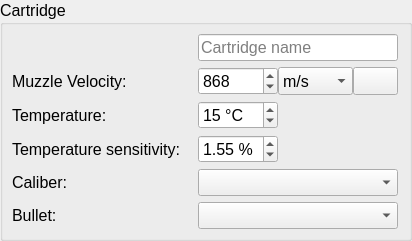
First picture: the form in ui_templates/catalog_cartridge.ui, repository o-murphy/archer_ballistics_constructor, before the edit.
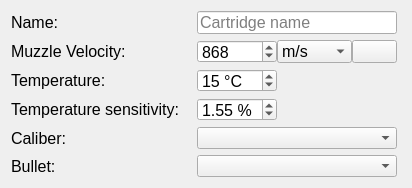
Second picture: the form after the edit. Icons and pictures are not drawn.

Commit message: bullet list update

What changed in the file:
```diff
--- a/ui_templates/catalog_cartridge.ui
+++ b/ui_templates/catalog_cartridge.ui
@@ -10,9 +10,15 @@
     <height>188</height>
    </rect>
   </property>
+  <property name="minimumSize">
+   <size>
+    <width>412</width>
+    <height>188</height>
+   </size>
+  </property>
   <property name="maximumSize">
    <size>
-    <width>16777215</width>
+    <width>412</width>
     <height>188</height>
    </size>
   </property>
@@ -20,49 +26,8 @@
    <string>Form</string>
   </property>
   <layout class="QGridLayout" name="gridLayout">
-   <property name="leftMargin">
-    <number>0</number>
-   </property>
-   <property name="topMargin">
-    <number>0</number>
-   </property>
-   <property name="rightMargin">
-    <number>0</number>
-   </property>
-   <property name="bottomMargin">
-    <number>0</number>
-   </property>
-   <property name="spacing">
-    <number>0</number>
-   </property>
    <item row="0" column="0">
-    <widget class="QGroupBox" name="cartridgeGroupBox">
-     <property name="sizePolicy">
-      <sizepolicy hsizetype="Expanding" vsizetype="Preferred">
-       <horstretch>0</horstretch>
-       <verstretch>0</verstretch>
-      </sizepolicy>
-     </property>
-     <property name="font">
-      <font>
-       <pointsize>12</pointsize>
-      </font>
-     </property>
-     <property name="styleSheet">
-      <string notr="true"/>
-     </property>
-     <property name="title">
-      <string>Cartridge</string>
-     </property>
-     <property name="flat">
-      <bool>false</bool>
-     </property>
-     <property name="checkable">
-      <bool>false</bool>
-     </property>
-     <layout class="QGridLayout" name="gridLayout_2">
-      <item row="2" column="0">
-       <widget class="QLabel" name="label_71">
+    <widget class="QLabel" name="label_75">
         <property name="sizePolicy">
          <sizepolicy hsizetype="Fixed" vsizetype="Expanding">
           <horstretch>0</horstretch>
@@ -87,149 +52,10 @@
          </font>
         </property>
         <property name="text">
-         <string>Temperature:</string>
+      <string>Name:</string>
         </property>
        </widget>
       </item>
-      <item row="3" column="0">
-       <widget class="QLabel" name="label_72">
-        <property name="sizePolicy">
-         <sizepolicy hsizetype="Preferred" vsizetype="Expanding">
-          <horstretch>0</horstretch>
-          <verstretch>0</verstretch>
-         </sizepolicy>
-        </property>
-        <property name="minimumSize">
-         <size>
-          <width>180</width>
-          <height>0</height>
-         </size>
-        </property>
-        <property name="font">
-         <font>
-          <pointsize>12</pointsize>
-         </font>
-        </property>
-        <property name="text">
-         <string>Temperature sensitivity:</string>
-        </property>
-       </widget>
-      </item>
-      <item row="2" column="1">
-       <widget class="QSpinBox" name="temp">
-        <property name="sizePolicy">
-         <sizepolicy hsizetype="Minimum" vsizetype="Expanding">
-          <horstretch>0</horstretch>
-          <verstretch>0</verstretch>
-         </sizepolicy>
-        </property>
-        <property name="minimumSize">
-         <size>
-          <width>80</width>
-          <height>0</height>
-         </size>
-        </property>
-        <property name="maximumSize">
-         <size>
-          <width>80</width>
-          <height>16777215</height>
-         </size>
-        </property>
-        <property name="font">
-         <font>
-          <pointsize>12</pointsize>
-         </font>
-        </property>
-        <property name="styleSheet">
-         <string notr="true"/>
-        </property>
-        <property name="suffix">
-         <string> °C</string>
-        </property>
-        <property name="value">
-         <number>15</number>
-        </property>
-       </widget>
-      </item>
-      <item row="3" column="1">
-       <widget class="QDoubleSpinBox" name="ts">
-        <property name="sizePolicy">
-         <sizepolicy hsizetype="Minimum" vsizetype="Expanding">
-          <horstretch>0</horstretch>
-          <verstretch>0</verstretch>
-         </sizepolicy>
-        </property>
-        <property name="minimumSize">
-         <size>
-          <width>80</width>
-          <height>0</height>
-         </size>
-        </property>
-        <property name="maximumSize">
-         <size>
-          <width>80</width>
-          <height>16777215</height>
-         </size>
-        </property>
-        <property name="font">
-         <font>
-          <pointsize>12</pointsize>
-         </font>
-        </property>
-        <property name="suffix">
-         <string> %</string>
-        </property>
-        <property name="decimals">
-         <number>2</number>
-        </property>
-        <property name="maximum">
-         <double>100.000000000000000</double>
-        </property>
-        <property name="singleStep">
-         <double>0.010000000000000</double>
-        </property>
-        <property name="value">
-         <double>1.550000000000000</double>
-        </property>
-       </widget>
-      </item>
-      <item row="6" column="0">
-       <widget class="QLabel" name="label_73">
-        <property name="sizePolicy">
-         <sizepolicy hsizetype="Preferred" vsizetype="Expanding">
-          <horstretch>0</horstretch>
-          <verstretch>0</verstretch>
-         </sizepolicy>
-        </property>
-        <property name="minimumSize">
-         <size>
-          <width>180</width>
-          <height>0</height>
-         </size>
-        </property>
-        <property name="font">
-         <font>
-          <pointsize>12</pointsize>
-         </font>
-        </property>
-        <property name="text">
-         <string>Bullet:</string>
-        </property>
-       </widget>
-      </item>
-      <item row="0" column="2">
-       <spacer name="horizontalSpacer_2">
-        <property name="orientation">
-         <enum>Qt::Horizontal</enum>
-        </property>
-        <property name="sizeHint" stdset="0">
-         <size>
-          <width>20</width>
-          <height>20</height>
-         </size>
-        </property>
-       </spacer>
-      </item>
       <item row="0" column="1">
        <widget class="QLineEdit" name="cartridgeName">
         <property name="sizePolicy">
@@ -287,6 +113,19 @@
         </property>
        </widget>
       </item>
+   <item row="0" column="2">
+    <spacer name="horizontalSpacer_2">
+     <property name="orientation">
+      <enum>Qt::Horizontal</enum>
+     </property>
+     <property name="sizeHint" stdset="0">
+      <size>
+       <width>20</width>
+       <height>20</height>
+      </size>
+     </property>
+    </spacer>
+   </item>
       <item row="1" column="0">
        <widget class="QLabel" name="label_70">
         <property name="sizePolicy">
@@ -450,23 +289,135 @@
         </layout>
        </widget>
       </item>
-      <item row="6" column="1">
-       <widget class="QComboBox" name="bullet">
+   <item row="2" column="0">
+    <widget class="QLabel" name="label_71">
         <property name="sizePolicy">
-         <sizepolicy hsizetype="Preferred" vsizetype="Expanding">
+      <sizepolicy hsizetype="Fixed" vsizetype="Expanding">
           <horstretch>0</horstretch>
           <verstretch>0</verstretch>
          </sizepolicy>
         </property>
-       </widget>
-      </item>
-      <item row="4" column="1">
-       <widget class="QComboBox" name="caliber">
+     <property name="minimumSize">
+      <size>
+       <width>180</width>
+       <height>0</height>
+      </size>
+     </property>
+     <property name="maximumSize">
+      <size>
+       <width>16777215</width>
+       <height>16777215</height>
+      </size>
+     </property>
+     <property name="font">
+      <font>
+       <pointsize>12</pointsize>
+      </font>
+     </property>
+     <property name="text">
+      <string>Temperature:</string>
+     </property>
+    </widget>
+   </item>
+   <item row="2" column="1">
+    <widget class="QSpinBox" name="temp">
         <property name="sizePolicy">
+      <sizepolicy hsizetype="Minimum" vsizetype="Expanding">
+       <horstretch>0</horstretch>
+       <verstretch>0</verstretch>
+      </sizepolicy>
+     </property>
+     <property name="minimumSize">
+      <size>
+       <width>80</width>
+       <height>0</height>
+      </size>
+     </property>
+     <property name="maximumSize">
+      <size>
+       <width>80</width>
+       <height>16777215</height>
+      </size>
+     </property>
+     <property name="font">
+      <font>
+       <pointsize>12</pointsize>
+      </font>
+     </property>
+     <property name="styleSheet">
+      <string notr="true"/>
+     </property>
+     <property name="suffix">
+      <string> °C</string>
+     </property>
+     <property name="value">
+      <number>15</number>
+     </property>
+    </widget>
+   </item>
+   <item row="3" column="0">
+    <widget class="QLabel" name="label_72">
+     <property name="sizePolicy">
          <sizepolicy hsizetype="Preferred" vsizetype="Expanding">
           <horstretch>0</horstretch>
           <verstretch>0</verstretch>
          </sizepolicy>
+     </property>
+     <property name="minimumSize">
+      <size>
+       <width>180</width>
+       <height>0</height>
+      </size>
+     </property>
+     <property name="font">
+      <font>
+       <pointsize>12</pointsize>
+      </font>
+     </property>
+     <property name="text">
+      <string>Temperature sensitivity:</string>
+     </property>
+    </widget>
+   </item>
+   <item row="3" column="1">
+    <widget class="QDoubleSpinBox" name="ts">
+     <property name="sizePolicy">
+      <sizepolicy hsizetype="Minimum" vsizetype="Expanding">
+       <horstretch>0</horstretch>
+       <verstretch>0</verstretch>
+      </sizepolicy>
+     </property>
+     <property name="minimumSize">
+      <size>
+       <width>80</width>
+       <height>0</height>
+      </size>
+     </property>
+     <property name="maximumSize">
+      <size>
+       <width>80</width>
+       <height>16777215</height>
+      </size>
+     </property>
+     <property name="font">
+      <font>
+       <pointsize>12</pointsize>
+      </font>
+     </property>
+     <property name="suffix">
+      <string> %</string>
+     </property>
+     <property name="decimals">
+      <number>2</number>
+     </property>
+     <property name="maximum">
+      <double>100.000000000000000</double>
+     </property>
+     <property name="singleStep">
+      <double>0.010000000000000</double>
+     </property>
+     <property name="value">
+      <double>1.550000000000000</double>
         </property>
        </widget>
       </item>
@@ -494,7 +445,48 @@
         </property>
        </widget>
       </item>
-     </layout>
+   <item row="4" column="1">
+    <widget class="QComboBox" name="caliber">
+     <property name="sizePolicy">
+      <sizepolicy hsizetype="Preferred" vsizetype="Expanding">
+       <horstretch>0</horstretch>
+       <verstretch>0</verstretch>
+      </sizepolicy>
+     </property>
+    </widget>
+   </item>
+   <item row="5" column="0">
+    <widget class="QLabel" name="label_73">
+     <property name="sizePolicy">
+      <sizepolicy hsizetype="Preferred" vsizetype="Expanding">
+       <horstretch>0</horstretch>
+       <verstretch>0</verstretch>
+      </sizepolicy>
+     </property>
+     <property name="minimumSize">
+      <size>
+       <width>180</width>
+       <height>0</height>
+      </size>
+     </property>
+     <property name="font">
+      <font>
+       <pointsize>12</pointsize>
+      </font>
+     </property>
+     <property name="text">
+      <string>Bullet:</string>
+     </property>
+    </widget>
+   </item>
+   <item row="5" column="1">
+    <widget class="QComboBox" name="bullet">
+     <property name="sizePolicy">
+      <sizepolicy hsizetype="Preferred" vsizetype="Expanding">
+       <horstretch>0</horstretch>
+       <verstretch>0</verstretch>
+      </sizepolicy>
+     </property>
     </widget>
    </item>
   </layout>
```
Lines whose indentation alone changed are shown as unchanged. The commit also changes 38 other files.
